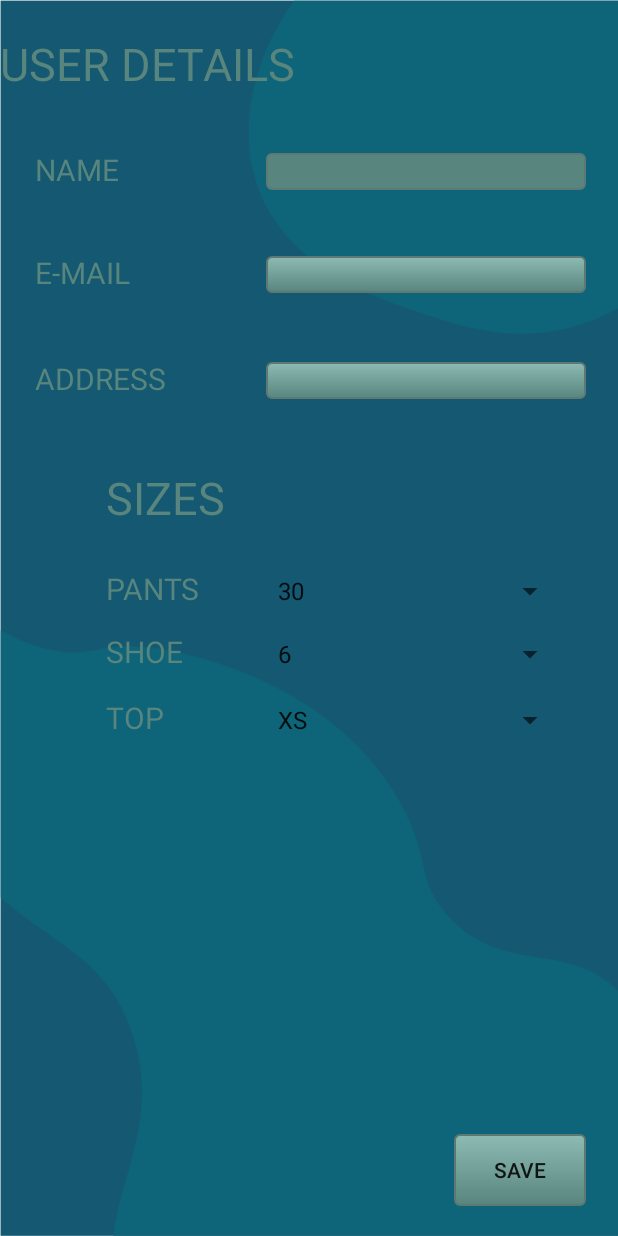
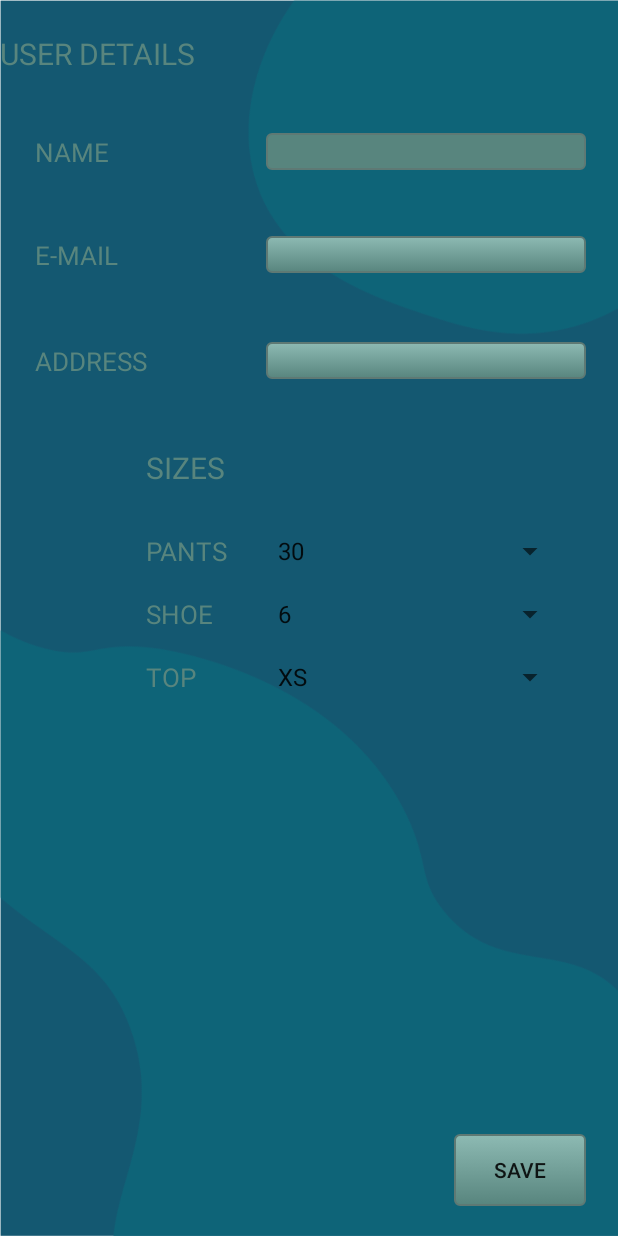
Before and after one commit to tomb97/Customer, an Android app: the Details screen opened directly, with no data from a screen before it, after a tap on "SAVE", on a phone screen of 412 x 824 dp. Run offline under Robolectric (Android 15) with nearby library versions, the phone set to English and light mode, and no system bars.

```diff
--- a/app/src/main/java/com/example/tombarrett/estimotemirror/Details.java
+++ b/app/src/main/java/com/example/tombarrett/estimotemirror/Details.java
@@ -19,6 +19,8 @@ import android.widget.Spinner;
 import android.widget.TextView;
 import android.widget.Toast;
 
+import com.example.tombarrett.estimotemirror.database.DatabaseHelper;
+
 import java.io.BufferedReader;
 import java.io.FileNotFoundException;
 import java.io.FileReader;
@@ -38,25 +40,26 @@ public class Details extends AppCompatActivity {
     private ArrayAdapter<String> adapter;
     private ArrayAdapter<String> adapter2;
     private ArrayAdapter<String> adapter3;
+    private DatabaseHelper dbhelper;
 
     @Override
     protected void onCreate(Bundle savedInstanceState) {
         super.onCreate(savedInstanceState);
         setContentView(R.layout.activity_details);
-        SQLiteDatabase db=openOrCreateDatabase("MyDB", MODE_PRIVATE, null);
-        db.execSQL("CREATE TABLE IF NOT EXISTS UserDetails(ID VARCHAR PRIMARY KEY,NAME VARCHAR," +
-                " EMAIL VARCHAR, ADDRESS VARCHAR, PANT VARCHAR, SHOE VARCHAR, TOP VARCHAR);");
-        Cursor resultSet= db.rawQuery("SELECT * FROM UserDetails WHERE ID='1';",null);
+        dbhelper= new DatabaseHelper(this);
+        dbhelper.connectToDB();
+        Cursor resultSet=dbhelper.getDetails();
+
+        populateSpinners();
 
         if(resultSet!=null && resultSet.moveToFirst()){
-            populateSpinners();
             ((EditText) findViewById(R.id.editText)).setText((resultSet.getString(1)), TextView.BufferType.EDITABLE);
             ((EditText) findViewById(R.id.editText2)).setText(resultSet.getString(2), TextView.BufferType.EDITABLE);
             ((EditText) findViewById(R.id.editText3)).setText(resultSet.getString(3), TextView.BufferType.EDITABLE);
             sItems.setSelection(adapter.getPosition(resultSet.getString(4)));
             sItems2.setSelection(adapter2.getPosition(resultSet.getString(5)));
             sItems3.setSelection(adapter3.getPosition(resultSet.getString(6)));
-            db.close();
+            dbhelper.disconnectToDB();
             details=new UserDetails();
             details.setName(((EditText) findViewById(R.id.editText)).getText().toString());
             details.setEmail(((EditText) findViewById(R.id.editText2)).getText().toString());
@@ -67,8 +70,8 @@ public class Details extends AppCompatActivity {
         }
         else{
             Log.d("DB","Empty");
-            db.execSQL("INSERT INTO UserDetails VALUES('1',' ',' ',' ',' ',' ',' ');");
-            db.close();
+            dbhelper.insertToDB();
+            dbhelper.disconnectToDB();
         }
         Button buttonSave= (Button) findViewById(R.id.button3);
         buttonSave.setOnClickListener(new android.view.View.OnClickListener() {
@@ -87,13 +90,9 @@ public class Details extends AppCompatActivity {
         details.setPantsSize(sItems.getSelectedItem().toString());
         details.setShoeSize(sItems2.getSelectedItem().toString());
         details.setTopSize(sItems3.getSelectedItem().toString());
-
-        SQLiteDatabase db=openOrCreateDatabase("MyDB", MODE_PRIVATE, null);
-        db.execSQL("CREATE TABLE IF NOT EXISTS UserDetails(ID VARCHAR PRIMARY KEY,NAME VARCHAR,DAY VARCHAR," +
-                " EMAIL VARCHAR, ADDRESS VARCHAR, PANT VARCHAR, SHOE VARCHAR, TOP VARCHAR);");
-        db.execSQL("UPDATE UserDetails SET NAME='"+details.getName()+"',EMAIL='"+details.getEmail()+"',ADDRESS='"+details.getAddress()+"',PANT='"
-                +details.getPantsSize()+"',SHOE='"+details.getShoeSize()+"',TOP='"+details.getTopSize()+"' WHERE ID='1';");
-        db.close();
+        dbhelper.connectToDB();
+        dbhelper.updateDetails(details);
+        dbhelper.disconnectToDB();
 
     }
 
@@ -115,7 +114,6 @@ public class Details extends AppCompatActivity {
         spinnerArray2.add("6");
         spinnerArray2.add("7");
         spinnerArray2.add("8");
-        spinnerArray2.add("9");
 
         adapter2 = new ArrayAdapter<String>(
                 this, android.R.layout.simple_spinner_item, spinnerArray2);
--- a/app/src/main/java/com/example/tombarrett/estimotemirror/AWSSNSManager.java
+++ b/app/src/main/java/com/example/tombarrett/estimotemirror/awsSNS/AWSSNSManager.java
@@ -1,4 +1,4 @@
-package com.example.tombarrett.estimotemirror;
+package com.example.tombarrett.estimotemirror.awsSNS;
 
 import android.database.sqlite.SQLiteDatabase;
 import android.util.Log;
@@ -24,7 +24,7 @@ public class AWSSNSManager {
             @Override
             public void run() {
                 try {
-                    AmazonSNSClient snsClient = new AmazonSNSClient(new BasicAWSCredentials("",""));
+                    AmazonSNSClient snsClient = new AmazonSNSClient(new BasicAWSCredentials("", "M"));
                     snsClient.setRegion(Region.getRegion(Regions.EU_WEST_1));
                     Log.d("sns", "client");
                     PublishRequest publishRequest = new PublishRequest();
--- /dev/null
+++ b/app/src/main/java/com/example/tombarrett/estimotemirror/database/DatabaseHelper.java
@@ -0,0 +1,92 @@
+package com.example.tombarrett.estimotemirror.database;
+
+import android.content.Context;
+import android.database.Cursor;
+import android.database.sqlite.SQLiteDatabase;
+import android.util.Log;
+
+import com.example.tombarrett.estimotemirror.UserDetails;
+import static android.content.Context.MODE_PRIVATE;
+import static android.database.sqlite.SQLiteDatabase.openOrCreateDatabase;
+
+/**
+ * Created by tombarrett on 08/08/2017.
+ */
+
+public class DatabaseHelper {
+    private SQLiteDatabase db;
+    private Context context;
+
+    public DatabaseHelper(Context context){
+        this.context=context;
+    }
+
+    public void connectToDB(){
+        try{
+            db = context.openOrCreateDatabase("MyDB", MODE_PRIVATE, null);
+            db.execSQL("CREATE TABLE IF NOT EXISTS UserDetails(ID VARCHAR PRIMARY KEY,NAME VARCHAR," +
+                    " EMAIL VARCHAR, ADDRESS VARCHAR, PANT VARCHAR, SHOE VARCHAR, TOP VARCHAR);");
+        }
+        catch (Exception ex){
+            Log.d("db", "crash");
+        }
+    }
+
+    public void disconnectToDB(){
+        try{
+            db.close();
+        }
+        catch (Exception ex){
+            Log.d("db", "crash");
+        }
+    }
+
+    public void updateDetails(UserDetails details){
+        try{
+            db.execSQL("CREATE TABLE IF NOT EXISTS UserDetails(ID VARCHAR PRIMARY KEY,NAME VARCHAR," +
+                    " EMAIL VARCHAR, ADDRESS VARCHAR, PANT VARCHAR, SHOE VARCHAR, TOP VARCHAR);");
+            db.execSQL("UPDATE UserDetails SET NAME='"+details.getName()+"',EMAIL='"+details.getEmail()+"',ADDRESS='"+details.getAddress()+"',PANT='"
+                    +details.getPantsSize()+"',SHOE='"+details.getShoeSize()+"',TOP='"+details.getTopSize()+"' WHERE ID='1';");
+        }
+        catch (Exception ex){
+            Log.d("db", "crash");
+        }
+    }
+
+    public Cursor getDetails(){
+        Cursor resultSet = null;
+        try{
+            db.execSQL("CREATE TABLE IF NOT EXISTS UserDetails(ID VARCHAR PRIMARY KEY,NAME VARCHAR," +
+                    " EMAIL VARCHAR, ADDRESS VARCHAR, PANT VARCHAR, SHOE VARCHAR, TOP VARCHAR);");
+            resultSet= db.rawQuery("SELECT * FROM UserDetails WHERE ID='1';",null);
+        }
+        catch (Exception ex){
+            Log.d("db", "crash");
+        }
+        return resultSet;
+    }
+
+    public Cursor getShoe(){
+        Cursor resultSet = null;
+        try{
+            db.execSQL("CREATE TABLE IF NOT EXISTS UserDetails(ID VARCHAR PRIMARY KEY,NAME VARCHAR," +
+                    " EMAIL VARCHAR, ADDRESS VARCHAR, PANT VARCHAR, SHOE VARCHAR, TOP VARCHAR);");
+            resultSet = db.rawQuery("SELECT SHOE FROM UserDetails WHERE ID='1';", null);
+        }
+        catch (Exception ex){
+            Log.d("db", "crash");
+        }
+        return resultSet;
+    }
+
+    public void insertToDB(){
+        try{
+            db.execSQL("CREATE TABLE IF NOT EXISTS UserDetails(ID VARCHAR PRIMARY KEY,NAME VARCHAR," +
+                    " EMAIL VARCHAR, ADDRESS VARCHAR, PANT VARCHAR, SHOE VARCHAR, TOP VARCHAR);");
+            db.execSQL("INSERT INTO UserDetails VALUES('1',' ',' ',' ','30','6','XS');");
+        }
+        catch (Exception ex){
+            Log.d("db", "crash");
+        }
+    }
+}
--- a/app/src/main/res/layout/activity_details.xml
+++ b/app/src/main/res/layout/activity_details.xml
@@ -75,7 +75,7 @@
             android:layout_marginTop="22dp"
             android:text="USER DETAILS"
             android:textColor="#58857e"
-            android:textSize="30dp" />
+            android:textSize="20dp" />
 
         <TextView
             android:id="@+id/textView4"
@@ -87,7 +87,7 @@
             android:layout_toStartOf="@+id/editText3"
             android:text="SIZES"
             android:textColor="#58857e"
-            android:textSize="30dp" />
+            android:textSize="20dp" />
 
         <Spinner
             android:id="@+id/spinner"
@@ -114,7 +114,7 @@
             android:textColor="#58857e"
             android:layout_below="@+id/spinner2"
             android:layout_alignStart="@+id/spinner2"
-            android:layout_marginTop="20dp" />
+            android:layout_marginTop="18dp" />
 
         <TextView
             android:id="@+id/textView5"
@@ -125,7 +125,7 @@
             android:layout_marginStart="23dp"
             android:text="NAME"
             android:textColor="#58857e"
-            android:textSize="20dp" />
+            android:textSize="17dp" />
 
         <TextView
             android:id="@+id/textView6"
@@ -135,7 +135,7 @@
             android:layout_alignStart="@+id/textView5"
             android:text="E-MAIL"
             android:textColor="#58857e"
-            android:textSize="20dp" />
+            android:textSize="17dp" />
 
         <TextView
             android:id="@+id/textView7"
@@ -145,7 +145,7 @@
             android:layout_alignStart="@+id/textView6"
             android:text="ADDRESS"
             android:textColor="#58857e"
-            android:textSize="20dp" />
+            android:textSize="17dp" />
 
         <TextView
             android:id="@+id/textView8"
@@ -155,7 +155,7 @@
             android:layout_alignStart="@+id/textView4"
             android:text="PANTS"
             android:textColor="#58857e"
-            android:textSize="20dp" />
+            android:textSize="17dp" />
 
         <TextView
             android:id="@+id/textView9"
@@ -165,7 +165,7 @@
             android:layout_alignStart="@+id/textView8"
             android:text="SHOE"
             android:textColor="#58857e"
-            android:textSize="20dp" />
+            android:textSize="17dp" />
 
         <TextView
             android:id="@+id/textView10"
@@ -175,7 +175,7 @@
             android:layout_alignStart="@+id/textView9"
             android:text="TOP"
             android:textColor="#58857e"
-            android:textSize="20dp" />
+            android:textSize="17dp" />
 
 
     </RelativeLayout>
--- a/app/src/main/res/layout/activity_main.xml
+++ b/app/src/main/res/layout/activity_main.xml
@@ -15,7 +15,7 @@
         android:layout_alignParentBottom="true"
         android:background="@drawable/background1"
         app:layout_constraintBottom_toBottomOf="parent"
-        app:layout_constraintHorizontal_bias="1.0"
+        app:layout_constraintHorizontal_bias="0.0"
         app:layout_constraintLeft_toLeftOf="parent"
         app:layout_constraintRight_toRightOf="parent"
         app:layout_constraintTop_toTopOf="parent"
@@ -193,10 +193,10 @@
             android:layout_width="wrap_content"
             android:layout_height="wrap_content"
             android:layout_alignBottom="@+id/radioButton5"
-            android:layout_alignStart="@+id/titleLabel"
+            android:layout_alignStart="@+id/profile_image"
             android:text="PRICE"
             android:textColor="#800080"
-            android:textSize="20dp"
+            android:textSize="30dp"
             android:visibility="invisible" />
 
     </RelativeLayout>
```
Also changed, not shown: app/src/main/java/com/example/tombarrett/estimotemirror/MainActivity.java (+227 -106 lines), app/src/main/java/com/example/tombarrett/estimotemirror/Payment.java (+13 -15 lines).
